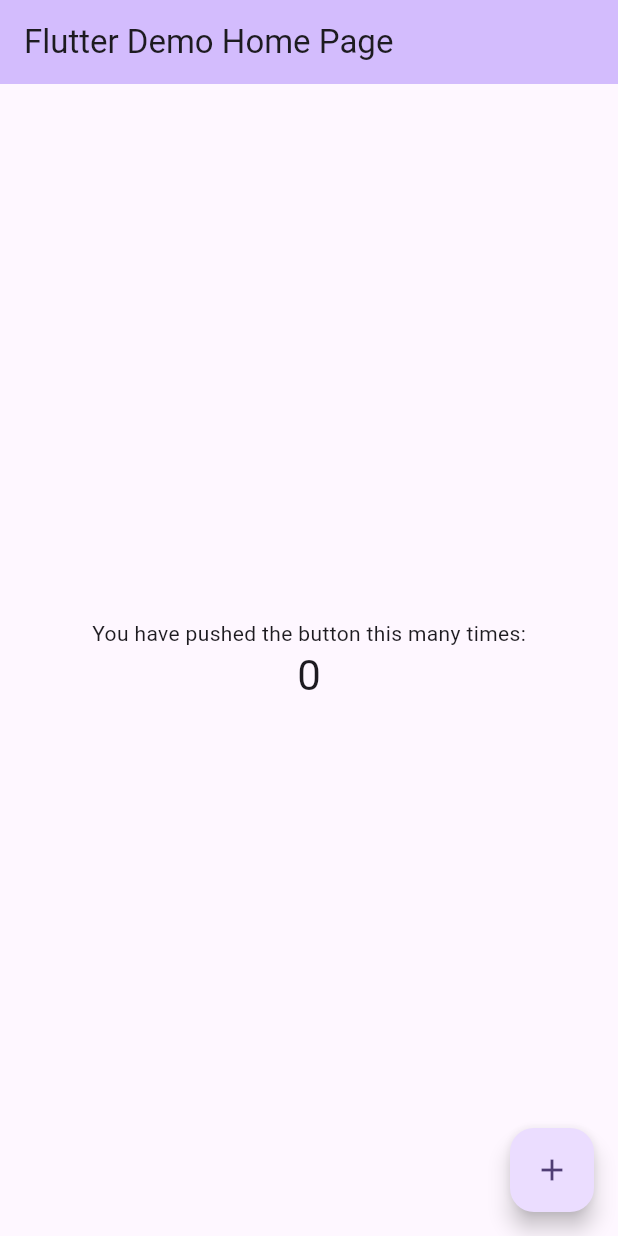
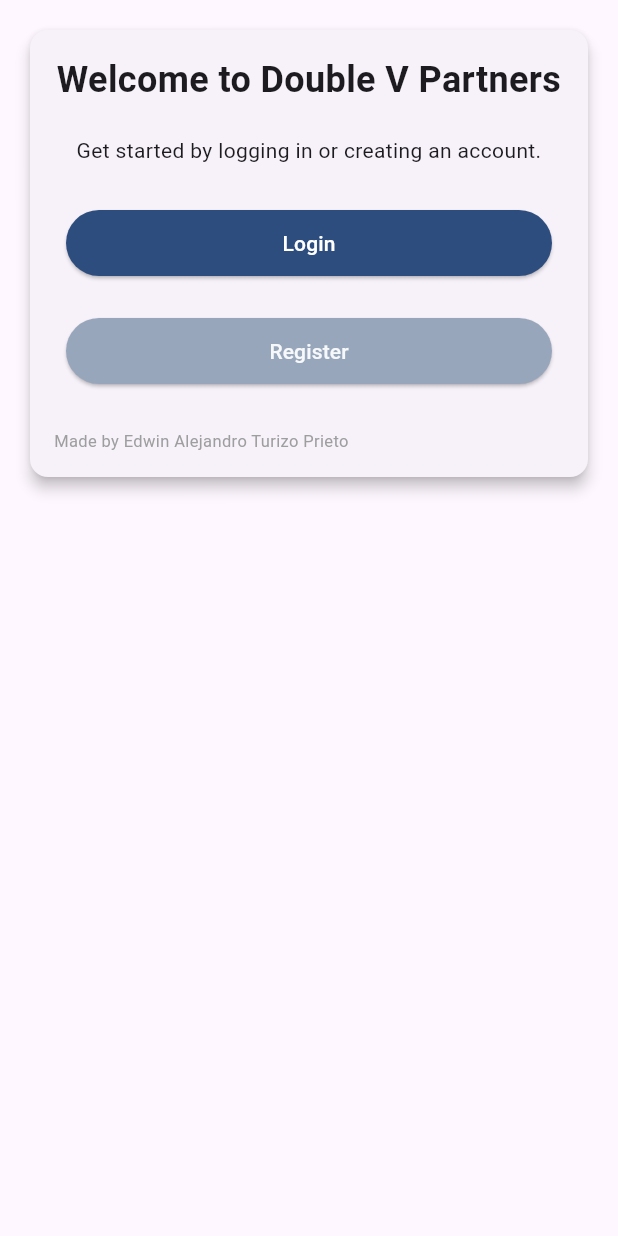
Before and after one commit to proyeckt/double_v_partners_tt, a Flutter app: the screen it shows after launch, on a phone screen of 412 x 824 dp. Run offline on Flutter 3.47's test engine with Material 3 defaults, Android fonts, the phone set to English and light mode, and no system bars.

Commit message:
Onboarding, login and register screens added to project; utils files included

```diff
--- a/lib/main.dart
+++ b/lib/main.dart
@@ -1,3 +1,5 @@
+import 'package:double_v_partners_tt/presentation/screens/onboarding_screen.dart';
+import 'package:double_v_partners_tt/utils/colors.dart';
 import 'package:flutter/material.dart';
 
 void main() {
@@ -7,116 +9,16 @@ void main() {
 class MyApp extends StatelessWidget {
   const MyApp({super.key});
 
-  // This widget is the root of your application.
   @override
   Widget build(BuildContext context) {
     return MaterialApp(
-      title: 'Flutter Demo',
+      title: 'Double V Partners Test',
       theme: ThemeData(
-        // This is the theme of your application.
-        //
-        // TRY THIS: Try running your application with "flutter run". You'll see
-        // the application has a purple toolbar. Then, without quitting the app,
-        // try changing the seedColor in the colorScheme below to Colors.green
-        // and then invoke "hot reload" (save your changes or press the "hot
-        // reload" button in a Flutter-supported IDE, or press "r" if you used
-        // the command line to start the app).
-        //
-        // Notice that the counter didn't reset back to zero; the application
-        // state is not lost during the reload. To reset the state, use hot
-        // restart instead.
-        //
-        // This works for code too, not just values: Most code changes can be
-        // tested with just a hot reload.
-        colorScheme: ColorScheme.fromSeed(seedColor: Colors.deepPurple),
+        primaryColor: AppColors.primaryColor,
+        useMaterial3: true,
       ),
-      home: const MyHomePage(title: 'Flutter Demo Home Page'),
+      debugShowCheckedModeBanner: false,
+      home: const OnboardingScreen(),
     );
   }
 }
-
-class MyHomePage extends StatefulWidget {
-  const MyHomePage({super.key, required this.title});
-
-  // This widget is the home page of your application. It is stateful, meaning
-  // that it has a State object (defined below) that contains fields that affect
-  // how it looks.
-
-  // This class is the configuration for the state. It holds the values (in this
-  // case the title) provided by the parent (in this case the App widget) and
-  // used by the build method of the State. Fields in a Widget subclass are
-  // always marked "final".
-
-  final String title;
-
-  @override
-  State<MyHomePage> createState() => _MyHomePageState();
-}
-
-class _MyHomePageState extends State<MyHomePage> {
-  int _counter = 0;
-
-  void _incrementCounter() {
-    setState(() {
-      // This call to setState tells the Flutter framework that something has
-      // changed in this State, which causes it to rerun the build method below
-      // so that the display can reflect the updated values. If we changed
-      // _counter without calling setState(), then the build method would not be
-      // called again, and so nothing would appear to happen.
-      _counter++;
-    });
-  }
-
-  @override
-  Widget build(BuildContext context) {
-    // This method is rerun every time setState is called, for instance as done
-    // by the _incrementCounter method above.
-    //
-    // The Flutter framework has been optimized to make rerunning build methods
-    // fast, so that you can just rebuild anything that needs updating rather
-    // than having to individually change instances of widgets.
-    return Scaffold(
-      appBar: AppBar(
-        // TRY THIS: Try changing the color here to a specific color (to
-        // Colors.amber, perhaps?) and trigger a hot reload to see the AppBar
-        // change color while the other colors stay the same.
-        backgroundColor: Theme.of(context).colorScheme.inversePrimary,
-        // Here we take the value from the MyHomePage object that was created by
-        // the App.build method, and use it to set our appbar title.
-        title: Text(widget.title),
-      ),
-      body: Center(
-        // Center is a layout widget. It takes a single child and positions it
-        // in the middle of the parent.
-        child: Column(
-          // Column is also a layout widget. It takes a list of children and
-          // arranges them vertically. By default, it sizes itself to fit its
-          // children horizontally, and tries to be as tall as its parent.
-          //
-          // Column has various properties to control how it sizes itself and
-          // how it positions its children. Here we use mainAxisAlignment to
-          // center the children vertically; the main axis here is the vertical
-          // axis because Columns are vertical (the cross axis would be
-          // horizontal).
-          //
-          // TRY THIS: Invoke "debug painting" (choose the "Toggle Debug Paint"
-          // action in the IDE, or press "p" in the console), to see the
-          // wireframe for each widget.
-          mainAxisAlignment: MainAxisAlignment.center,
-          children: <Widget>[
-            const Text('You have pushed the button this many times:'),
-            Text(
-              '$_counter',
-              style: Theme.of(context).textTheme.headlineMedium,
-            ),
-          ],
-        ),
-      ),
-      floatingActionButton: FloatingActionButton(
-        onPressed: _incrementCounter,
-        tooltip: 'Increment',
-        child: const Icon(Icons.add),
-      ), // This trailing comma makes auto-formatting nicer for build methods.
-    );
-  }
-}
--- /dev/null
+++ b/lib/presentation/screens/onboarding_screen.dart
@@ -0,0 +1,71 @@
+import 'package:double_v_partners_tt/utils/colors.dart';
+import 'package:flutter/material.dart';
+
+class OnboardingScreen extends StatelessWidget {
+  const OnboardingScreen({super.key});
+
+  @override
+  Widget build(BuildContext context) {
+    return Scaffold(
+      body: SafeArea(
+        child: Padding(
+          padding: const EdgeInsets.all(16.0),
+          child: Card(
+            elevation: 4,
+            child: Padding(
+              padding: const EdgeInsets.all(16.0),
+              child: Column(
+                mainAxisSize: MainAxisSize.min,
+                crossAxisAlignment: CrossAxisAlignment.stretch,
+                children: [
+                  const Text(
+                    'Welcome to Double V Partners',
+                    textAlign: TextAlign.center,
+                    style: TextStyle(fontSize: 24, fontWeight: FontWeight.bold),
+                  ),
+                  const SizedBox(height: 20),
+                  const Text(
+                    'Get started by logging in or creating an account.',
+                    textAlign: TextAlign.center,
+                  ),
+                  const SizedBox(height: 20),
+                  Padding(
+                    padding: const EdgeInsets.all(8.0),
+                    child: ElevatedButton(
+                      style: ElevatedButton.styleFrom(
+                        padding: EdgeInsets.all(12.0),
+                        foregroundColor: Colors.white,
+                        backgroundColor: AppColors.primaryColor,
+                      ),
+                      onPressed: () {},
+                      child: const Text('Login'),
+                    ),
+                  ),
+                  const SizedBox(height: 8),
+                  Padding(
+                    padding: const EdgeInsets.all(8.0),
+                    child: ElevatedButton(
+                      style: ElevatedButton.styleFrom(
+                        padding: EdgeInsets.all(12),
+                        foregroundColor: Colors.white.withAlpha(235),
+                        backgroundColor: AppColors.secondaryColor,
+                      ),
+                      onPressed: () {},
+                      child: const Text('Register'),
+                    ),
+                  ),
+                  const SizedBox(height: 20),
+                  const Text(
+                    'Made by Edwin Alejandro Turizo Prieto',
+                    textAlign: TextAlign.start,
+                    style: TextStyle(fontSize: 11, color: Colors.grey),
+                  ),
+                ],
+              ),
+            ),
+          ),
+        ),
+      ),
+    );
+  }
+}
--- /dev/null
+++ b/lib/utils/colors.dart
@@ -0,0 +1,6 @@
+import 'package:flutter/material.dart';
+
+class AppColors {
+  static const Color primaryColor = Color.fromRGBO(45, 77, 126, 1);
+  static const Color secondaryColor = Color.fromRGBO(151, 166, 187, 1);
+}
--- a/pubspec.yaml
+++ b/pubspec.yaml
@@ -34,6 +34,7 @@ dependencies:
   # The following adds the Cupertino Icons font to your application.
   # Use with the CupertinoIcons class for iOS style icons.
   cupertino_icons: ^1.0.8
+  intl: ^0.20.2
 
 dev_dependencies:
   flutter_test:
```
Also changed, not shown: lib/presentation/screens/login_screen.dart (added, +51 -0 lines), lib/presentation/screens/register_screen.dart (added, +87 -0 lines), lib/utils/styles.dart (added, +16 -0 lines), pubspec.lock.
